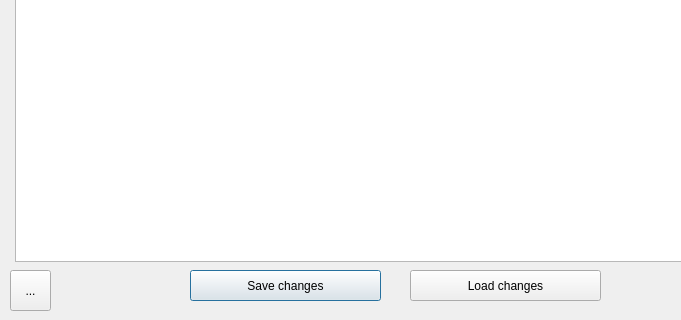
First picture: the form in db_widget.ui, repository 5hp1k/CapybaraAppraiser, before the edit; both pictures show x 0 to 681 and y 280 to 600 of the 800 by 600 pixel window.
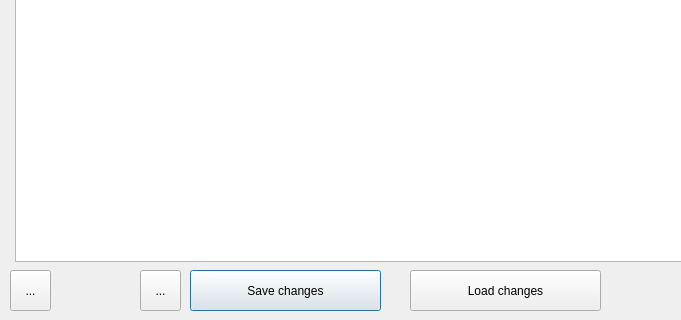
Second picture: the form after the edit.

```diff
--- a/db_widget.ui
+++ b/db_widget.ui
@@ -38,7 +38,7 @@
       <x>190</x>
       <y>550</y>
       <width>191</width>
-      <height>31</height>
+      <height>41</height>
      </rect>
     </property>
     <property name="text">
@@ -51,7 +51,7 @@
       <x>410</x>
       <y>550</y>
       <width>191</width>
-      <height>31</height>
+      <height>41</height>
      </rect>
     </property>
     <property name="text">
@@ -71,6 +71,19 @@
      <string>...</string>
     </property>
    </widget>
+   <widget class="QToolButton" name="deleteButton">
+    <property name="geometry">
+     <rect>
+      <x>140</x>
+      <y>550</y>
+      <width>41</width>
+      <height>41</height>
+     </rect>
+    </property>
+    <property name="text">
+     <string>...</string>
+    </property>
+   </widget>
   </widget>
   <widget class="QMenuBar" name="menubar">
    <property name="geometry">
```
